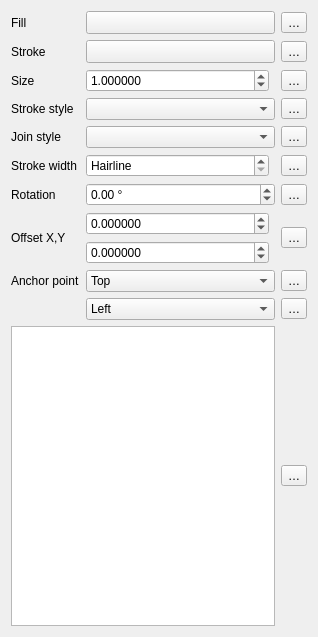
Old version of the form src/ui/symbollayer/widget_simplemarker.ui in the repository carsmie/QGIS.
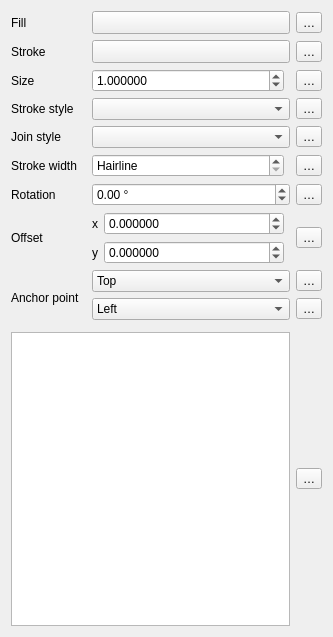
New version of the form. Custom widgets are drawn as their Qt base class.

The edit to the form file:
```diff
--- a/src/ui/symbollayer/widget_simplemarker.ui
+++ b/src/ui/symbollayer/widget_simplemarker.ui
@@ -6,7 +6,7 @@
    <rect>
     <x>0</x>
     <y>0</y>
-    <width>318</width>
+    <width>333</width>
     <height>637</height>
    </rect>
   </property>
@@ -14,7 +14,7 @@
    <string>Form</string>
   </property>
   <layout class="QGridLayout" name="gridLayout_2">
-   <item row="1" column="0">
+   <item row="2" column="0">
     <widget class="QLabel" name="label">
      <property name="sizePolicy">
       <sizepolicy hsizetype="Minimum" vsizetype="Preferred">
@@ -27,26 +27,21 @@
      </property>
     </widget>
    </item>
-   <item row="8" column="0">
+   <item row="13" column="0" rowspan="3">
     <widget class="QLabel" name="mAnchorPointLabel">
      <property name="text">
       <string>Anchor point</string>
      </property>
     </widget>
    </item>
-   <item row="3" column="0">
+   <item row="5" column="0">
     <widget class="QLabel" name="mStrokeStyleLabel">
      <property name="text">
       <string>Stroke style</string>
      </property>
     </widget>
    </item>
-   <item row="0" column="1">
-    <layout class="QHBoxLayout" name="horizontalLayout_2">
-     <property name="topMargin">
-      <number>0</number>
-     </property>
-     <item>
+   <item row="0" column="2">
       <widget class="QgsColorButton" name="btnChangeColorFill">
        <property name="sizePolicy">
         <sizepolicy hsizetype="Expanding" vsizetype="Fixed">
@@ -71,55 +66,24 @@
        </property>
       </widget>
      </item>
-    </layout>
-   </item>
-   <item row="2" column="0">
+   <item row="3" column="0">
     <widget class="QLabel" name="label_3">
      <property name="text">
       <string>Size</string>
      </property>
     </widget>
    </item>
-   <item row="4" column="1">
-    <layout class="QHBoxLayout" name="horizontalLayout_7">
-     <item>
+   <item row="7" column="2">
       <widget class="QgsPenJoinStyleComboBox" name="cboJoinStyle"/>
      </item>
-    </layout>
-   </item>
-   <item row="6" column="0">
+   <item row="10" column="0">
     <widget class="QLabel" name="label_4">
      <property name="text">
       <string>Rotation</string>
      </property>
     </widget>
    </item>
-   <item row="9" column="1">
-    <layout class="QHBoxLayout" name="horizontalLayout_9">
-     <item>
-      <widget class="QComboBox" name="mHorizontalAnchorComboBox">
-       <item>
-        <property name="text">
-         <string>Left</string>
-        </property>
-       </item>
-       <item>
-        <property name="text">
-         <string>HCenter</string>
-        </property>
-       </item>
-       <item>
-        <property name="text">
-         <string>Right</string>
-        </property>
-       </item>
-      </widget>
-     </item>
-    </layout>
-   </item>
-   <item row="6" column="1">
-    <layout class="QHBoxLayout" name="horizontalLayout_6">
-     <item>
+   <item row="10" column="2">
       <widget class="QgsDoubleSpinBox" name="spinAngle">
        <property name="wrapping">
         <bool>true</bool>
@@ -141,9 +105,7 @@
        </property>
       </widget>
      </item>
-    </layout>
-   </item>
-   <item row="4" column="0">
+   <item row="7" column="0">
     <widget class="QLabel" name="label_8">
      <property name="text">
       <string>Join style</string>
@@ -166,35 +128,40 @@
      </property>
     </widget>
    </item>
-   <item row="5" column="0">
+   <item row="8" column="0">
     <widget class="QLabel" name="mStrokeWidthLabel">
      <property name="text">
       <string>Stroke width</string>
      </property>
     </widget>
    </item>
-   <item row="6" column="2">
+   <item row="10" column="4">
     <widget class="QgsPropertyOverrideButton" name="mAngleDDBtn">
      <property name="text">
       <string>…</string>
      </property>
     </widget>
    </item>
-   <item row="2" column="2">
+   <item row="3" column="4">
     <widget class="QgsPropertyOverrideButton" name="mSizeDDBtn">
      <property name="text">
       <string>…</string>
      </property>
     </widget>
    </item>
-   <item row="7" column="1">
-    <layout class="QHBoxLayout" name="horizontalLayout_11">
-     <item>
-      <layout class="QVBoxLayout" name="verticalLayout_2">
-       <property name="topMargin">
+   <item row="11" column="2">
+    <layout class="QGridLayout" name="gridLayout">
+     <property name="margin">
         <number>0</number>
        </property>
-       <item>
+     <item row="0" column="0">
+      <widget class="QLabel" name="label_7">
+       <property name="text">
+        <string>x</string>
+       </property>
+      </widget>
+     </item>
+     <item row="0" column="1">
         <widget class="QgsDoubleSpinBox" name="spinOffsetX">
          <property name="sizePolicy">
           <sizepolicy hsizetype="Expanding" vsizetype="Fixed">
@@ -216,7 +183,14 @@
          </property>
         </widget>
        </item>
-       <item>
+     <item row="1" column="0">
+      <widget class="QLabel" name="label_6">
+       <property name="text">
+        <string>y</string>
+       </property>
+      </widget>
+     </item>
+     <item row="1" column="1">
         <widget class="QgsDoubleSpinBox" name="spinOffsetY">
          <property name="sizePolicy">
           <sizepolicy hsizetype="Minimum" vsizetype="Fixed">
@@ -238,9 +212,7 @@
          </property>
         </widget>
        </item>
-      </layout>
-     </item>
-     <item>
+     <item row="0" column="2" rowspan="2">
       <widget class="QgsUnitSelectionWidget" name="mOffsetUnitWidget" native="true">
        <property name="minimumSize">
         <size>
@@ -255,7 +227,7 @@
      </item>
     </layout>
    </item>
-   <item row="2" column="1">
+   <item row="3" column="2">
     <layout class="QHBoxLayout" name="horizontalLayout_3">
      <item>
       <widget class="QgsDoubleSpinBox" name="spinSize">
@@ -297,9 +269,7 @@
      </item>
     </layout>
    </item>
-   <item row="8" column="1">
-    <layout class="QHBoxLayout" name="horizontalLayout_5">
-     <item>
+   <item row="13" column="2">
       <widget class="QComboBox" name="mVerticalAnchorComboBox">
        <item>
         <property name="text">
@@ -318,9 +288,7 @@
        </item>
       </widget>
      </item>
-    </layout>
-   </item>
-   <item row="10" column="0" colspan="2">
+   <item row="16" column="0" colspan="3">
     <layout class="QHBoxLayout" name="horizontalLayout_8">
      <item>
       <widget class="QListWidget" name="lstNames">
@@ -367,30 +335,24 @@
      </item>
     </layout>
    </item>
-   <item row="3" column="1">
-    <layout class="QHBoxLayout" name="horizontalLayout_10">
-     <item>
+   <item row="5" column="2">
       <widget class="QgsPenStyleComboBox" name="mStrokeStyleComboBox"/>
      </item>
-    </layout>
-   </item>
-   <item row="4" column="2">
+   <item row="7" column="4">
     <widget class="QgsPropertyOverrideButton" name="mJoinStyleDDBtn">
      <property name="text">
       <string>…</string>
      </property>
     </widget>
    </item>
-   <item row="3" column="2">
+   <item row="5" column="4">
     <widget class="QgsPropertyOverrideButton" name="mStrokeStyleDDBtn">
      <property name="text">
       <string>…</string>
      </property>
     </widget>
    </item>
-   <item row="5" column="1">
-    <layout class="QGridLayout" name="gridLayout">
-     <item row="0" column="0" rowspan="2" colspan="2">
+   <item row="8" column="2">
       <layout class="QHBoxLayout" name="horizontalLayout_4">
        <item>
         <widget class="QgsDoubleSpinBox" name="mStrokeWidthSpinBox">
@@ -432,56 +394,42 @@
        </item>
       </layout>
      </item>
-    </layout>
-   </item>
-   <item row="7" column="0">
+   <item row="11" column="0">
     <widget class="QLabel" name="label_5">
      <property name="text">
-      <string>Offset X,Y</string>
+      <string>Offset</string>
      </property>
     </widget>
    </item>
-   <item row="5" column="2">
+   <item row="8" column="4">
     <widget class="QgsPropertyOverrideButton" name="mStrokeWidthDDBtn">
      <property name="text">
       <string>…</string>
      </property>
     </widget>
    </item>
-   <item row="8" column="2">
+   <item row="13" column="4">
     <widget class="QgsPropertyOverrideButton" name="mVerticalAnchorDDBtn">
      <property name="text">
       <string>…</string>
      </property>
     </widget>
    </item>
-   <item row="9" column="2">
-    <widget class="QgsPropertyOverrideButton" name="mHorizontalAnchorDDBtn">
-     <property name="text">
-      <string>…</string>
-     </property>
-    </widget>
-   </item>
-   <item row="10" column="2">
+   <item row="16" column="4">
     <widget class="QgsPropertyOverrideButton" name="mNameDDBtn">
      <property name="text">
       <string>…</string>
      </property>
     </widget>
    </item>
-   <item row="7" column="2">
+   <item row="11" column="4">
     <widget class="QgsPropertyOverrideButton" name="mOffsetDDBtn">
      <property name="text">
       <string>…</string>
      </property>
     </widget>
    </item>
-   <item row="1" column="1">
-    <layout class="QHBoxLayout" name="horizontalLayout">
-     <property name="topMargin">
-      <number>0</number>
-     </property>
-     <item>
+   <item row="2" column="2">
       <widget class="QgsColorButton" name="btnChangeColorStroke">
        <property name="sizePolicy">
         <sizepolicy hsizetype="Expanding" vsizetype="Fixed">
@@ -506,45 +454,58 @@
        </property>
       </widget>
      </item>
-    </layout>
-   </item>
-   <item row="1" column="2">
+   <item row="2" column="4">
     <widget class="QgsPropertyOverrideButton" name="mStrokeColorDDBtn">
      <property name="text">
       <string>…</string>
      </property>
     </widget>
    </item>
-   <item row="0" column="2">
+   <item row="0" column="4">
     <widget class="QgsPropertyOverrideButton" name="mFillColorDDBtn">
      <property name="text">
       <string>…</string>
      </property>
     </widget>
    </item>
+   <item row="14" column="2">
+    <widget class="QComboBox" name="mHorizontalAnchorComboBox">
+     <item>
+      <property name="text">
+       <string>Left</string>
+      </property>
+     </item>
+     <item>
+      <property name="text">
+       <string>HCenter</string>
+      </property>
+     </item>
+     <item>
+      <property name="text">
+       <string>Right</string>
+      </property>
+     </item>
+    </widget>
+   </item>
+   <item row="14" column="4">
+    <widget class="QgsPropertyOverrideButton" name="mHorizontalAnchorDDBtn">
+     <property name="text">
+      <string>…</string>
+     </property>
+    </widget>
+   </item>
   </layout>
  </widget>
  <customwidgets>
-  <customwidget>
-   <class>QgsColorButton</class>
-   <extends>QToolButton</extends>
-   <header>qgscolorbutton.h</header>
-   <container>1</container>
-  </customwidget>
-  <customwidget>
-   <class>QgsPropertyOverrideButton</class>
-   <extends>QToolButton</extends>
-   <header>qgspropertyoverridebutton.h</header>
-  </customwidget>
   <customwidget>
    <class>QgsDoubleSpinBox</class>
    <extends>QDoubleSpinBox</extends>
    <header>qgsdoublespinbox.h</header>
   </customwidget>
   <customwidget>
-   <class>QgsPenJoinStyleComboBox</class>
-   <extends>QComboBox</extends>
-   <header>qgspenstylecombobox.h</header>
+   <class>QgsPropertyOverrideButton</class>
+   <extends>QToolButton</extends>
+   <header>qgspropertyoverridebutton.h</header>
   </customwidget>
   <customwidget>
    <class>QgsUnitSelectionWidget</class>
@@ -552,6 +513,17 @@
    <header>qgsunitselectionwidget.h</header>
    <container>1</container>
   </customwidget>
+  <customwidget>
+   <class>QgsColorButton</class>
+   <extends>QToolButton</extends>
+   <header>qgscolorbutton.h</header>
+   <container>1</container>
+  </customwidget>
+  <customwidget>
+   <class>QgsPenJoinStyleComboBox</class>
+   <extends>QComboBox</extends>
+   <header>qgspenstylecombobox.h</header>
+  </customwidget>
   <customwidget>
    <class>QgsPenStyleComboBox</class>
    <extends>QComboBox</extends>
```
Left out of the diff: 19 changed lines with no effect on the pictures. Lines whose indentation alone changed are shown as unchanged.
